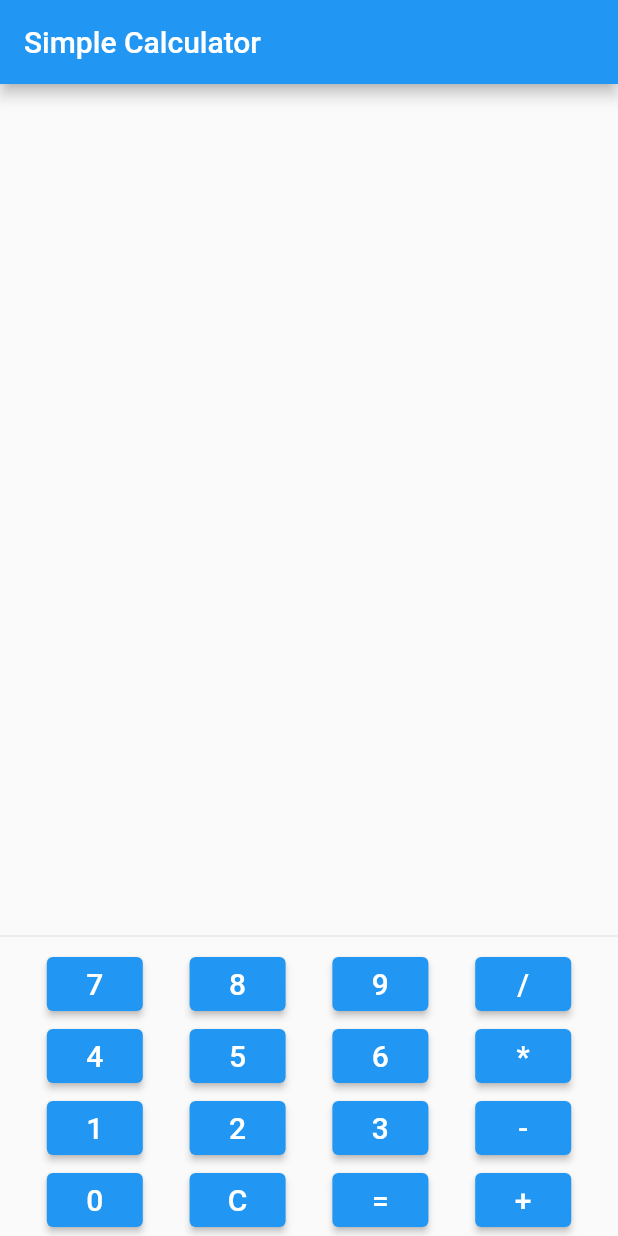
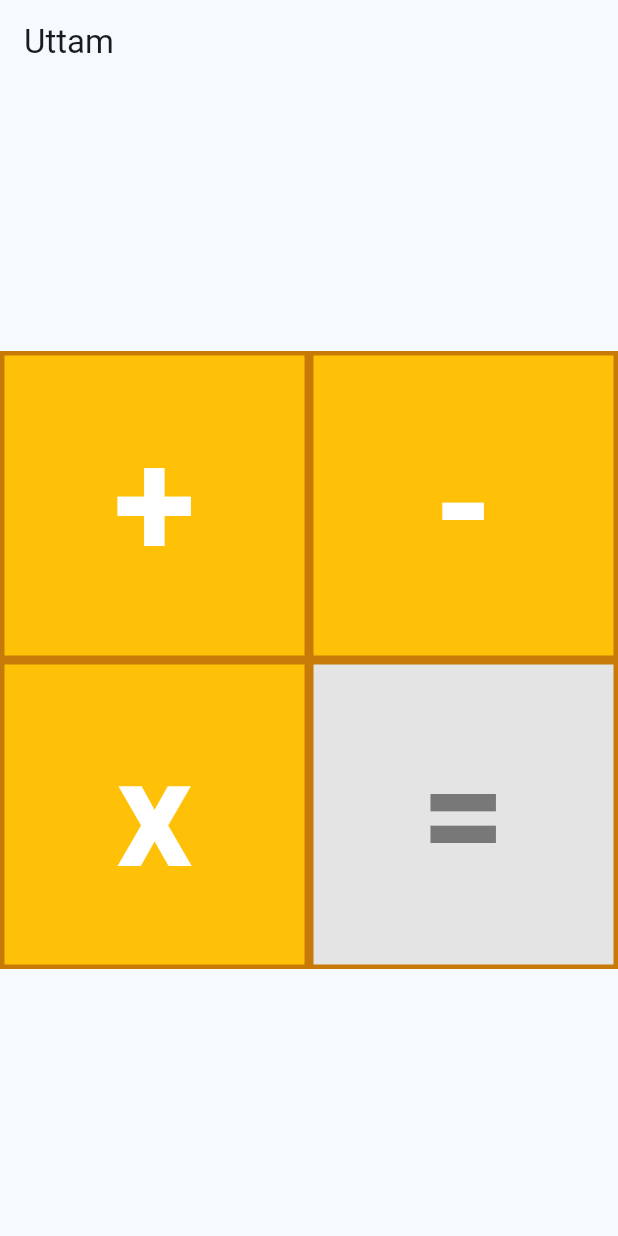
Before and after one commit to Uttam-Sarkar/Flutter_calculatorApps, a Flutter app: the screen it shows after launch, on a phone screen of 412 x 824 dp. Run offline on Flutter 3.47's test engine with Material 2 defaults, Android fonts, the phone set to English and light mode, and no system bars.

Commit message:
made a UI like assignment UI.It have 4 buttons '+,-,x,=' After clicking every button those sign will be print

```diff
--- a/lib/main.dart
+++ b/lib/main.dart
@@ -1,125 +1,137 @@
 import 'package:flutter/material.dart';
-import 'package:math_expressions/math_expressions.dart'; // Correct import for math_expressions
 
-void main() => runApp(CalculatorApp());
+void main() {
+  runApp(const MyApp());
+}
 
-class CalculatorApp extends StatelessWidget {
+class MyApp extends StatelessWidget {
+  const MyApp({super.key});
+
+  // This widget is the root of your application.
   @override
   Widget build(BuildContext context) {
     return MaterialApp(
       debugShowCheckedModeBanner: false,
-      home: CalculatorScreen(),
+      title: 'Flutter Demo',
+      theme: ThemeData(
+
+        colorScheme: ColorScheme.fromSeed(seedColor: Colors.blueGrey),
+        useMaterial3: true,
+      ),
+      home: const MyHomePage(),
     );
   }
 }
 
-class CalculatorScreen extends StatefulWidget {
+class MyHomePage extends StatefulWidget {
+  const MyHomePage({Key? key}) :  super(key:key);
+
+
   @override
-  _CalculatorScreenState createState() => _CalculatorScreenState();
+  State<MyHomePage> createState() => _MyHomePageState();
 }
 
-class _CalculatorScreenState extends State<CalculatorScreen> {
-  String _input = '';
-  double _result = 0.0;
-
-  void _onButtonPressed(String buttonText) {
-    setState(() {
-      if (buttonText == '=') {
-        _calculateResult();
-      } else if (buttonText == 'C') {
-        _clearInput();
-      } else {
-        _input += buttonText;
-      }
-    });
-  }
-
-  void _calculateResult() {
-    try {
-      Parser p = Parser();
-      Expression exp = p.parse(_input);
-      ContextModel cm = ContextModel();
-      _result = exp.evaluate(EvaluationType.REAL, cm);
-      _input = _result.toString();
-    } catch (e) {
-      _input = 'Error';
-    }
-  }
-
-  void _clearInput() {
-    setState(() {
-      _input = '';
-      _result = 0.0;
-    });
-  }
+class _MyHomePageState extends State<MyHomePage> {
 
   @override
   Widget build(BuildContext context) {
     return Scaffold(
         appBar: AppBar(
-        title: Text('Simple Calculator'),
+          // Here we take the value from the MyHomePage object that was created by
+          // the App.build method, and use it to set our appbar title.
+          title: Text('Uttam'),
         ),
-      body: Column(
+        body: Center(
+          child: SingleChildScrollView(
+            scrollDirection: Axis.horizontal,
+            child: Container(
+              color: Color.fromRGBO(200,122,9, 100),
+              height: 412,
+              width: 412,
+              child: SingleChildScrollView(
+                child: Column(
+                  //mainAxisAlignment: MainAxisAlignment.spaceAround,
                   children: [
-          Expanded(
+                    Row(
+                      //mainAxisAlignment: MainAxisAlignment.spaceAround,
+
+                      children: [
+                        Padding(
+                          padding: const EdgeInsets.all(3.0),
+                          child: InkWell(
+                            onTap: (){
+                              print('+');
+                            },
                             child: Container(
-              padding: EdgeInsets.all(16.0),
-              alignment: Alignment.bottomRight,
-              child: Text(
-                _input,
-                style: TextStyle(fontSize: 40.0, fontWeight: FontWeight.bold),
+                              width: 200,
+                              height: 200,
+                              color: Colors.amber,
+                              child: Center(child: Text('+', style: TextStyle(fontSize: 100,color: Colors.white, fontWeight: FontWeight.w700),)),
+
                             ),
                           ),
                         ),
-          Divider(),
-          Row(
-            mainAxisAlignment: MainAxisAlignment.spaceEvenly,
-            children: [
-              _buildButton('7'),
-              _buildButton('8'),
-              _buildButton('9'),
-              _buildButton('/'),
+                        Padding(
+                          padding: const EdgeInsets.all(3.0),
+                          child: InkWell(
+                            onTap: (){
+                              print('-');
+                            },
+                            child: Container(
+                              width: 200,
+                              height: 200,
+                              color: Colors.amber,
+                              child: Center(child: Text('-', style: TextStyle(fontSize: 100,color: Colors.white, fontWeight: FontWeight.w700),)),
+
+
+                            ),
+                          ),
+                        ),
                       ],
                     ),
                     Row(
-            mainAxisAlignment: MainAxisAlignment.spaceEvenly,
+                      //mainAxisAlignment: MainAxisAlignment.spaceAround,
                       children: [
-              _buildButton('4'),
-              _buildButton('5'),
-              _buildButton('6'),
-              _buildButton('*'),
-            ],
+                        Padding(
+                          padding: const EdgeInsets.all(3.0),
+                          child: InkWell(
+                            onTap: (){
+                              print('*');
+                            },
+                            child: Container(
+                              width: 200,
+                              height: 200,
+                              color: Colors.amber,
+                              child: Center(child: Text('x', style: TextStyle(fontSize: 100,color: Colors.white, fontWeight: FontWeight.w700),)),
+
                             ),
-          Row(
-            mainAxisAlignment: MainAxisAlignment.spaceEvenly,
-            children: [
-              _buildButton('1'),
-              _buildButton('2'),
-              _buildButton('3'),
-              _buildButton('-'),
-            ],
                           ),
-          Row(
-            mainAxisAlignment: MainAxisAlignment.spaceEvenly,
-            children: [
-              _buildButton('0'),
-              _buildButton('C'),
-              _buildButton('='),
-              _buildButton('+'),
+                        ),
+                        Padding(
+                          padding: const EdgeInsets.all(3.0),
+                          child: InkWell(
+                            onTap: (){
+                              print('=');
+                            },
+                            child: Container(
+                              width: 200,
+                              height: 200,
+                              color: Color.fromRGBO(228,228,228, 100),
+                              child: Center(child: Text('=', style: TextStyle(fontSize: 100,color: Color.fromRGBO(120,120,120, 100), fontWeight: FontWeight.w700),)),
+
+                            ),
+                          ),
+                        ),
                       ],
                     ),
                   ],
                 ),
-    );
-  }
+              ),
+            ),
+          ),
+        )
 
-  Widget _buildButton(String buttonText) {
-    return ElevatedButton(
-      onPressed: () => _onButtonPressed(buttonText),
-      child: Text(
-        buttonText,
-        style: TextStyle(fontSize: 20.0),
-      ),
-    );
+    ); // This trailing comma makes auto-formatting nicer for build methods.
+
   }
 }
```
Lines whose indentation alone changed are shown as unchanged.
